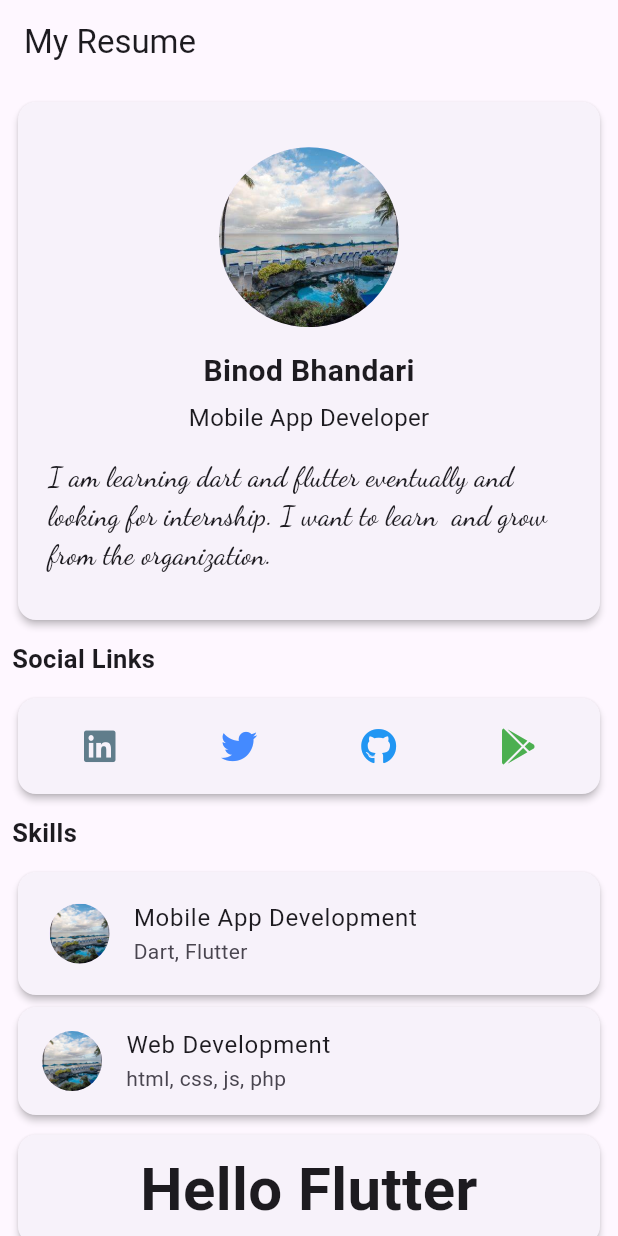
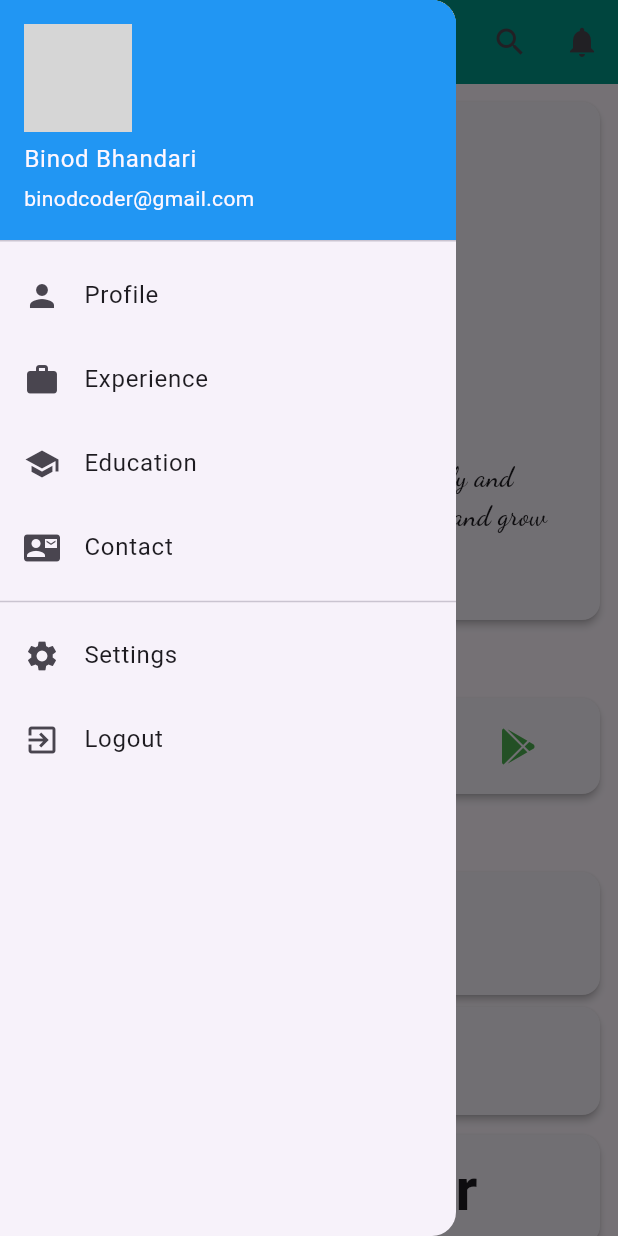
Before and after one commit to binodcoder/portfolio, a Flutter app: the screen it shows after launch, with the side drawer open (before the commit the screen has no drawer), on a phone screen of 412 x 824 dp. Run offline on Flutter 3.47's test engine with Material 3 defaults, Android fonts, the phone set to English and light mode, and no system bars; our stand-ins replace font_awesome_flutter; grey boxes are pictures that could not be loaded.

Commit message:
drawer added, app bar modified

```diff
--- a/lib/my_cv.dart
+++ b/lib/my_cv.dart
@@ -1,5 +1,8 @@
 import 'package:flutter/material.dart';
 import 'package:font_awesome_flutter/font_awesome_flutter.dart';
+import 'package:untitled/widgets/app_bar.dart';
+import 'package:untitled/widgets/circle_avatar.dart';
+import 'package:untitled/widgets/drawer.dart';
 import 'package:untitled/word_shortcut.dart';
 import 'package:url_launcher/url_launcher.dart';
 
@@ -9,11 +12,8 @@ class MyCv extends StatelessWidget {
   @override
   Widget build(BuildContext context) {
     return Scaffold(
-      appBar: AppBar(
-        title: Text(
-          "My Resume",
-        ),
-      ),
+      appBar: CustomAppBar(),
+      drawer: MyDrawer(),
       body: SingleChildScrollView(
         child: Padding(
           padding: const EdgeInsets.all(8.0),
@@ -27,9 +27,9 @@ class MyCv extends StatelessWidget {
                       EdgeInsets.symmetric(vertical: 30.2, horizontal: 20.0),
                   child: Column(
                     children: [
-                      CircleAvatar(
+                      CustomCircleAvatar(
                         radius: 60.0,
-                        backgroundImage: AssetImage("assets/images/beach.jpg"),
+                        imagePath: "assets/images/beach.jpg",
                       ),
                       SizedBox(
                         height: 15.0,
--- /dev/null
+++ b/lib/widgets/app_bar.dart
@@ -0,0 +1,41 @@
+import 'package:flutter/material.dart';
+
+class CustomAppBar extends StatelessWidget implements PreferredSizeWidget {
+  @override
+  Widget build(BuildContext context) {
+    return AppBar(
+      title: Text(
+        'My CV',
+        style: TextStyle(
+          fontWeight: FontWeight.bold,
+          fontSize: 24.0,
+        ),
+      ),
+      centerTitle: true,
+      backgroundColor: Colors.teal,
+      // leading: IconButton(
+      //   icon: Icon(Icons.menu),
+      //   onPressed: () {
+      //     // Handle menu button press
+      //   },
+      // ),
+      actions: [
+        IconButton(
+          icon: Icon(Icons.search),
+          onPressed: () {
+            // Handle search button press
+          },
+        ),
+        IconButton(
+          icon: Icon(Icons.notifications),
+          onPressed: () {
+            // Handle notifications button press
+          },
+        ),
+      ],
+    );
+  }
+
+  @override
+  Size get preferredSize => Size.fromHeight(kToolbarHeight);
+}
--- /dev/null
+++ b/lib/widgets/circle_avatar.dart
@@ -0,0 +1,20 @@
+import 'package:flutter/material.dart';
+
+class CustomCircleAvatar extends StatelessWidget {
+  final double radius;
+  final String imagePath;
+
+  const CustomCircleAvatar({
+    Key? key,
+    required this.radius,
+    required this.imagePath,
+  }) : super(key: key);
+
+  @override
+  Widget build(BuildContext context) {
+    return CircleAvatar(
+      radius: radius,
+      backgroundImage: AssetImage(imagePath),
+    );
+  }
+}
--- /dev/null
+++ b/lib/widgets/drawer.dart
@@ -0,0 +1,67 @@
+import 'package:flutter/material.dart';
+
+class MyDrawer extends StatelessWidget {
+  @override
+  Widget build(BuildContext context) {
+    return Drawer(
+      child: ListView(
+        padding: EdgeInsets.zero,
+        children: <Widget>[
+          UserAccountsDrawerHeader(
+            accountName: Text("Binod Bhandari"),
+            accountEmail: Text("binodcoder@gmail.com"),
+            currentAccountPicture: CircleAvatar(
+              backgroundImage: AssetImage("assets/profile_picture.png"),
+            ),
+            decoration: BoxDecoration(
+              color: Colors.blue,
+            ),
+          ),
+          ListTile(
+            leading: Icon(Icons.person),
+            title: Text("Profile"),
+            onTap: () {
+              Navigator.pushNamed(context, '/profile');
+            },
+          ),
+          ListTile(
+            leading: Icon(Icons.work),
+            title: Text("Experience"),
+            onTap: () {
+              Navigator.pushNamed(context, '/experience');
+            },
+          ),
+          ListTile(
+            leading: Icon(Icons.school),
+            title: Text("Education"),
+            onTap: () {
+              Navigator.pushNamed(context, '/education');
+            },
+          ),
+          ListTile(
+            leading: Icon(Icons.contact_mail),
+            title: Text("Contact"),
+            onTap: () {
+              Navigator.pushNamed(context, '/contact');
+            },
+          ),
+          Divider(),
+          ListTile(
+            leading: Icon(Icons.settings),
+            title: Text("Settings"),
+            onTap: () {
+              Navigator.pushNamed(context, '/settings');
+            },
+          ),
+          ListTile(
+            leading: Icon(Icons.exit_to_app),
+            title: Text("Logout"),
+            onTap: () {
+              // Add logout functionality here
+            },
+          ),
+        ],
+      ),
+    );
+  }
+}
--- a/lib/word_shortcut.dart
+++ b/lib/word_shortcut.dart
@@ -1,4 +1,3 @@
-import 'package:flutter/cupertino.dart';
 import 'package:flutter/material.dart';
 
 class Shortcut extends StatelessWidget {
```
Also changed, not shown: lib/message_card.dart (+8 -8 lines).
